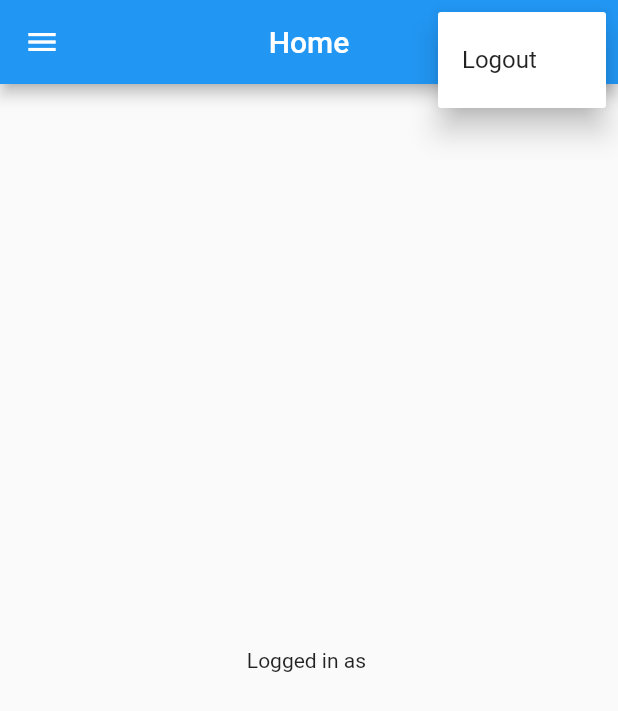
After one commit to Yihun-Alemayehu/yizeNotes, a Flutter app: the Home screen opened by its route, after a tap on the "more vert" icon, on a phone screen of 412 x 824 dp. The commit adds this screen. Shown: the top 711 px of the screen. Run offline on Flutter 3.47's test engine with Material 2 defaults, Android fonts, the phone set to English and light mode, and no system bars; our stand-ins replace firebase_auth, firebase_core; accounts and stored records are empty; network calls fail.

Commit message:
third commit

```diff
--- /dev/null
+++ b/lib/pages/home.dart
@@ -0,0 +1,78 @@
+import 'package:Yize_Notes/pages/login_page.dart';
+import 'package:firebase_auth/firebase_auth.dart';
+import 'package:flutter/material.dart';
+import 'dart:developer' as devtool show log;
+
+class Home extends StatefulWidget {
+  const Home({super.key});
+
+  @override
+  State<Home> createState() => _HomeState();
+}
+
+enum MenuAction { logOut }
+
+class _HomeState extends State<Home> {
+  final user = FirebaseAuth.instance.currentUser;
+  @override
+  Widget build(BuildContext context) {
+    return Scaffold(
+      appBar: AppBar(
+        title: const Text('Home'),
+        centerTitle: true,
+        leading: const Icon(Icons.menu),
+        actions: [
+          PopupMenuButton<MenuAction>(
+            onSelected: (value) async {
+              switch (value) {
+                case MenuAction.logOut:
+                  final shouldLogout = await showLogOutDialog(context);
+                  if (shouldLogout) {
+                    await FirebaseAuth.instance.signOut();
+                    Navigator.of(context)
+                        .pushNamedAndRemoveUntil('/login', (_) => false);
+                  }
+                  break;
+              }
+            },
+            itemBuilder: (context) {
+              return [
+                const PopupMenuItem<MenuAction>(
+                  value: MenuAction.logOut,
+                  child: Text('Logout'),
+                ),
+              ];
+            },
+          )
+        ],
+      ),
+      body: Center(
+        child: Text('Logged in as ${user?.email}'),
+      ),
+    );
+  }
+}
+
+Future<bool> showLogOutDialog(BuildContext context) {
+  return showDialog(
+    context: context,
+    builder: (context) {
+      return AlertDialog(
+        title: const Text('Log Out'),
+        content: const Text('Are You Sure ?'),
+        actions: [
+          TextButton(
+              onPressed: () {
+                Navigator.of(context).pop(true);
+              },
+              child: const Text('Yes')),
+          TextButton(
+              onPressed: () {
+                Navigator.of(context).pop(false);
+              },
+              child: const Text('No')),
+        ],
+      );
+    },
+  ).then((value) => value ?? false);
+}
--- a/lib/pages/login_page.dart
+++ b/lib/pages/login_page.dart
@@ -1,3 +1,4 @@
+import 'package:Yize_Notes/pages/home.dart';
 import 'package:Yize_Notes/pages/register_page.dart';
 import 'package:firebase_auth/firebase_auth.dart';
 import 'package:flutter/material.dart';
@@ -77,6 +78,7 @@ class _LogInPageState extends State<LogInPage> {
                   final userCredential = await FirebaseAuth.instance
                       .signInWithEmailAndPassword(
                           email: email, password: password);
+                          Navigator.of(context).pushNamedAndRemoveUntil('/home',(route) => false,);
                 } on FirebaseAuthException catch (e) {
                   showDialog(
                       context: context,
```
Also changed, not shown: lib/main.dart (+14 -14 lines).
